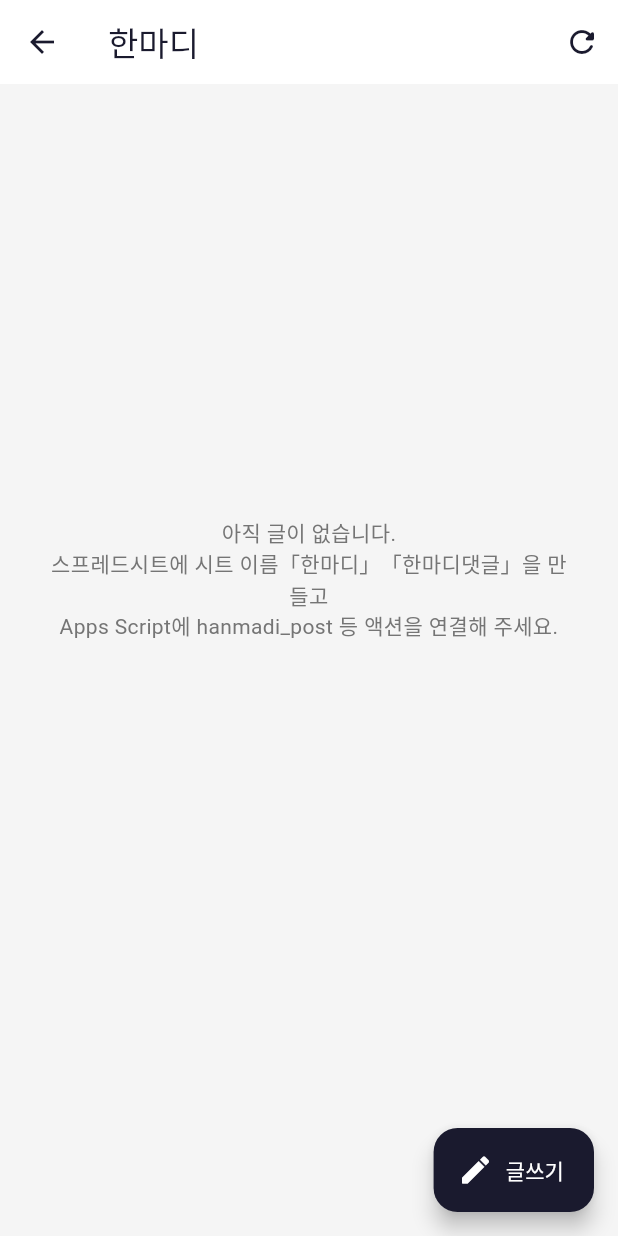
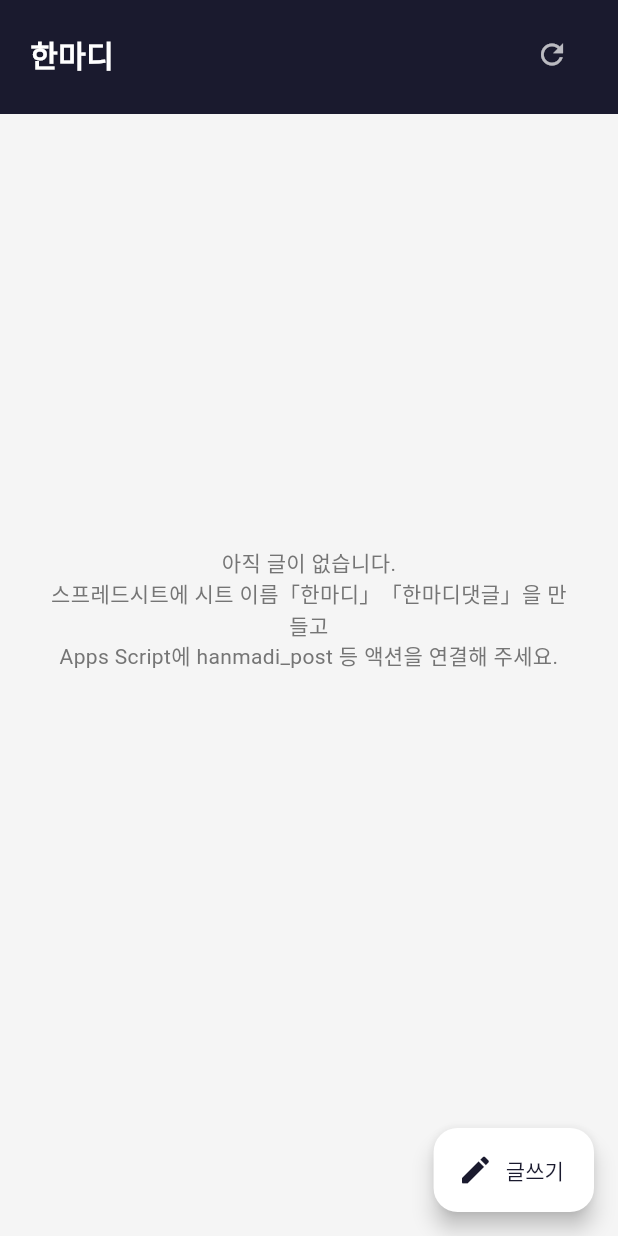
Before and after one commit to khchere/shooterPingpong, a Flutter app: the HanmadiScreen screen opened directly, on a phone screen of 412 x 824 dp. Run offline on Flutter 3.47's test engine with Material 3 defaults, Android fonts, the phone set to English and light mode, and no system bars; our stand-ins replace fl_chart, shared_preferences; accounts and stored records are empty; network calls fail.

Commit message:
Align Hanmadi tab header with other screens and update post UI colors
Replace Material AppBar with the shared dark header pattern used on
Chart, Duo, and Match List tabs. Use white extended FAB and explicit
white feed cards for consistent styling.

Made-with: Cursor

```diff
--- a/lib/screens/hanmadi_screen.dart
+++ b/lib/screens/hanmadi_screen.dart
@@ -589,35 +589,57 @@ class _HanmadiScreenState extends State<HanmadiScreen> {
     );
   }
 
-  @override
-  Widget build(BuildContext context) {
-    return Scaffold(
-      backgroundColor: Colors.grey.shade100,
-      appBar: AppBar(
-        title: const Text('한마디'),
-        backgroundColor: Colors.white,
-        foregroundColor: const Color(0xFF1A1A2E),
-        surfaceTintColor: Colors.transparent,
-        elevation: 0,
-        actions: [
+  Widget _buildHeader() {
+    return Container(
+      padding: EdgeInsets.only(
+        top: MediaQuery.of(context).padding.top + 12,
+        left: 20,
+        right: 20,
+        bottom: 16,
+      ),
+      decoration: const BoxDecoration(color: Color(0xFF1A1A2E)),
+      child: Row(
+        children: [
+          const Text(
+            '한마디',
+            style: TextStyle(
+              color: Colors.white,
+              fontSize: 20,
+              fontWeight: FontWeight.bold,
+            ),
+          ),
+          const Spacer(),
           IconButton(
-            icon: const Icon(Icons.refresh_rounded),
+            icon: const Icon(Icons.refresh, color: Colors.white70, size: 22),
             onPressed: _loading
                 ? null
                 : () => _reloadPosts(
                       withBlockingSpinner: _posts.isEmpty,
                     ),
+            padding: EdgeInsets.zero,
+            constraints: const BoxConstraints(),
           ),
         ],
       ),
+    );
+  }
+
+  @override
+  Widget build(BuildContext context) {
+    return Scaffold(
+      backgroundColor: Colors.grey.shade100,
       floatingActionButton: FloatingActionButton.extended(
         onPressed: _loading ? null : _openWriteSheet,
-        backgroundColor: const Color(0xFF1A1A2E),
-        foregroundColor: Colors.white,
+        backgroundColor: Colors.white,
+        foregroundColor: const Color(0xFF1A1A2E),
         icon: const Icon(Icons.edit_rounded),
         label: const Text('글쓰기'),
       ),
-      body: _loading
+      body: Column(
+        children: [
+          _buildHeader(),
+          Expanded(
+            child: _loading
                 ? const Center(child: CircularProgressIndicator())
                 : RefreshIndicator(
                     onRefresh: () => _reloadPosts(withBlockingSpinner: false),
@@ -626,11 +648,14 @@ class _HanmadiScreenState extends State<HanmadiScreen> {
                             physics: const AlwaysScrollableScrollPhysics(),
                             children: [
                               SizedBox(
-                          height: MediaQuery.sizeOf(context).height * 0.35,
+                                height:
+                                    MediaQuery.sizeOf(context).height * 0.35,
                               ),
                               Center(
                                 child: Padding(
-                            padding: const EdgeInsets.symmetric(horizontal: 32),
+                                  padding: const EdgeInsets.symmetric(
+                                    horizontal: 32,
+                                  ),
                                   child: Text(
                                     '아직 글이 없습니다.\n스프레드시트에 시트 이름「한마디」「한마디댓글」을 만들고\nApps Script에 hanmadi_post 등 액션을 연결해 주세요.',
                                     textAlign: TextAlign.center,
@@ -650,6 +675,7 @@ class _HanmadiScreenState extends State<HanmadiScreen> {
                             itemBuilder: (context, index) {
                               final post = _posts[index];
                               return Card(
+                                color: Colors.white,
                                 margin: const EdgeInsets.only(bottom: 10),
                                 elevation: 0,
                                 shape: RoundedRectangleBorder(
@@ -659,7 +685,8 @@ class _HanmadiScreenState extends State<HanmadiScreen> {
                                 child: Padding(
                                   padding: const EdgeInsets.all(16),
                                   child: Column(
-                              crossAxisAlignment: CrossAxisAlignment.start,
+                                    crossAxisAlignment:
+                                        CrossAxisAlignment.start,
                                     children: [
                                       Row(
                                         children: [
@@ -682,13 +709,15 @@ class _HanmadiScreenState extends State<HanmadiScreen> {
                                           ),
                                           if (_isMyPost(post)) ...[
                                             const SizedBox(width: 4),
-                                      if (_deletingPostIds.contains(post.id))
+                                            if (_deletingPostIds
+                                                .contains(post.id))
                                               const SizedBox(
                                                 width: 28,
                                                 height: 28,
                                                 child: Padding(
                                                   padding: EdgeInsets.all(4),
-                                            child: CircularProgressIndicator(
+                                                  child:
+                                                      CircularProgressIndicator(
                                                     strokeWidth: 2,
                                                   ),
                                                 ),
@@ -703,7 +732,8 @@ class _HanmadiScreenState extends State<HanmadiScreen> {
                                                 ),
                                                 color: Colors.grey.shade600,
                                                 tooltip: '글 삭제',
-                                          constraints: const BoxConstraints(
+                                                constraints:
+                                                    const BoxConstraints(
                                                   minWidth: 36,
                                                   minHeight: 36,
                                                 ),
@@ -819,6 +849,9 @@ class _HanmadiScreenState extends State<HanmadiScreen> {
                       },
                     ),
                   ),
+                ),
+              ],
+            ),
     );
   }
 }
```
Lines whose indentation alone changed are shown as unchanged.
